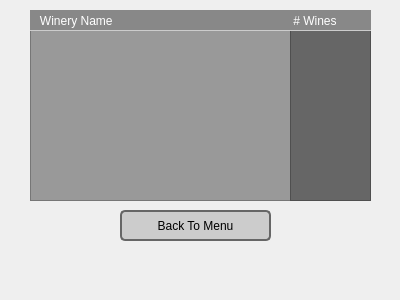
First picture: the form in viewwinerieswindow.ui, repository tyler949/CS1D-FirstPorject, before the edit.
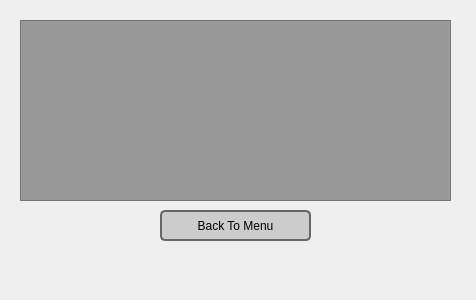
Second picture: the form after the edit.

```diff
--- a/viewwinerieswindow.ui
+++ b/viewwinerieswindow.ui
@@ -6,7 +6,7 @@
    <rect>
     <x>0</x>
     <y>0</y>
-    <width>400</width>
+    <width>476</width>
     <height>300</height>
    </rect>
   </property>
@@ -27,6 +27,9 @@
  background: #333;
 }
 QPushButton {  border: 2px solid #666;border-radius: 5px;z-index:1000;}
+QHeaderView {
+background: #ccc;
+}
 
 QPushButton#viewWineries
 { 
@@ -44,7 +47,7 @@
 color:#fff;
 background:#666;
 } 
-#listWidget
+#listWidget,QTableView
 {
 background:#999; 
 }
@@ -62,12 +65,20 @@
 {
 border-bottom: 1px solid #ccc;
    background: #999;
+} 
+QHeaderView::section,QTableView QTableCornerButton::section {
+    background-color: qlineargradient(x1:0, y1:0, x2:0, y2:1,
+                                      stop:0 #616161, stop: 0.5 #505050,
+                                      stop: 0.6 #434343, stop:1 #656565);
+    color: white;
+    padding-left: 4px;
+    border: 1px solid #6c6c6c;
 } </string>
   </property>
   <widget class="QPushButton" name="pushButton">
    <property name="geometry">
     <rect>
-     <x>120</x>
+     <x>160</x>
      <y>210</y>
      <width>151</width>
      <height>31</height>
@@ -77,51 +88,33 @@
     <string>Back To Menu</string>
    </property>
   </widget>
-  <widget class="QListWidget" name="listWidget">
+  <widget class="QTableView" name="tableView">
    <property name="geometry">
     <rect>
-     <x>30</x>
-     <y>30</y>
-     <width>261</width>
-     <height>171</height>
+     <x>20</x>
+     <y>20</y>
+     <width>431</width>
+     <height>181</height>
     </rect>
    </property>
-  </widget>
-  <widget class="QListWidget" name="winesOffered">
-   <property name="geometry">
-    <rect>
-     <x>290</x>
-     <y>30</y>
-     <width>81</width>
-     <height>171</height>
-    </rect>
+   <property name="editTriggers">
+    <set>QAbstractItemView::NoEditTriggers</set>
    </property>
-  </widget>
-  <widget class="QLabel" name="wineName">
-   <property name="geometry">
-    <rect>
-     <x>30</x>
-     <y>10</y>
-     <width>261</width>
-     <height>21</height>
-    </rect>
+   <property name="dragDropOverwriteMode">
+    <bool>false</bool>
    </property>
-   <property name="text">
-    <string>   Winery Name</string>
+   <property name="selectionMode">
+    <enum>QAbstractItemView::NoSelection</enum>
    </property>
-  </widget>
-  <widget class="QLabel" name="winesOfferedLbl">
-   <property name="geometry">
-    <rect>
-     <x>290</x>
-     <y>10</y>
-     <width>81</width>
-     <height>21</height>
-    </rect>
+   <property name="horizontalScrollMode">
+    <enum>QAbstractItemView::ScrollPerItem</enum>
    </property>
-   <property name="text">
-    <string> # Wines</string>
+   <property name="cornerButtonEnabled">
+    <bool>false</bool>
    </property>
+   <attribute name="horizontalHeaderDefaultSectionSize">
+    <number>195</number>
+   </attribute>
   </widget>
   <zorder>pushButton</zorder>
   <zorder>label_9</zorder>
```
Left out of the diff: 6 changed lines with no effect on the pictures.
